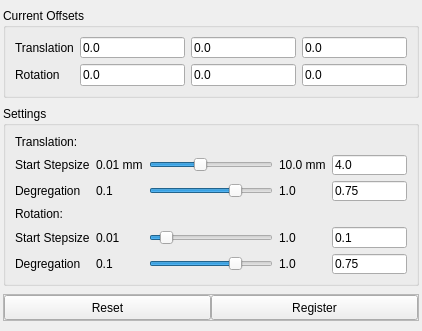
The window that dev/BrainVis/ctregistrationwidget.ui (waschkbaer/BrainVis) describes before a commit, drawn with Qt 5.
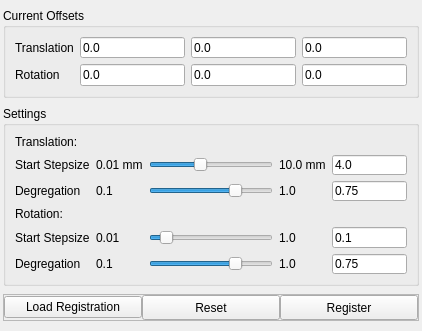
The same window after the commit.

Patch:
```diff
--- a/dev/BrainVis/ctregistrationwidget.ui
+++ b/dev/BrainVis/ctregistrationwidget.ui
@@ -414,6 +414,13 @@
        <property name="bottomMargin">
         <number>0</number>
        </property>
+       <item>
+        <widget class="QPushButton" name="pushButton">
+         <property name="text">
+          <string>Load Registration</string>
+         </property>
+        </widget>
+       </item>
        <item>
         <widget class="QPushButton" name="resetButton">
          <property name="minimumSize">
```
